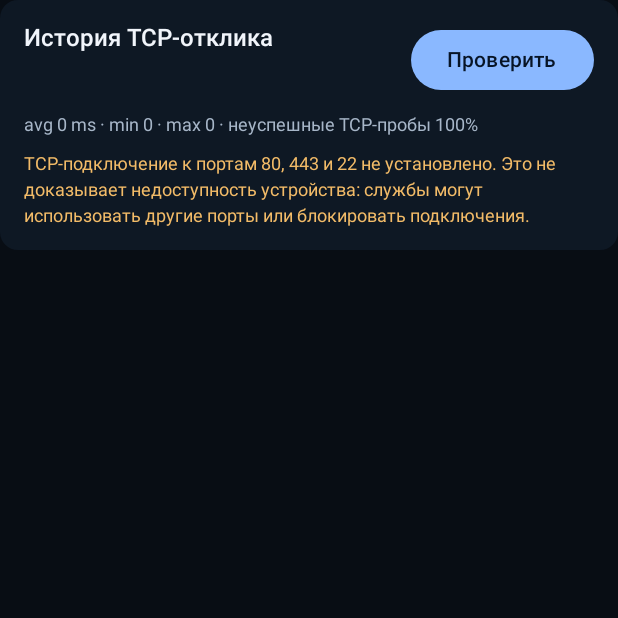
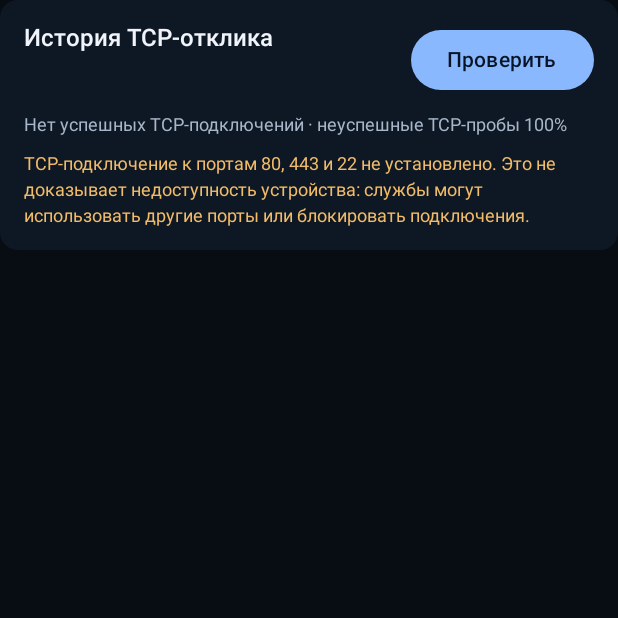
Before and after one commit to skrskr7799-design/LanGhost, an Android app built with Jetpack Compose: the composable PingHistorySection called with empty values, after a tap on "Проверить", on a phone screen of 412 x 824 dp, the top half of it. Run offline under Robolectric (Android 15) with nearby library versions, the phone set to English and light mode, and no system bars.

Commit message:
Avoid zero-latency summary when all TCP probes fail

```diff
--- a/app/src/main/java/com/langhost/ui/screens/device/PingHistorySection.kt
+++ b/app/src/main/java/com/langhost/ui/screens/device/PingHistorySection.kt
@@ -60,7 +60,7 @@ fun PingHistorySection(ip: String) {
                 Text("Запустите проверку TCP-отклика, чтобы начать историю", style = MaterialTheme.typography.bodySmall, color = TextTertiary)
             } else {
                 Text(
-                    "avg ${stats.avgMs.toInt()} ms · min ${stats.minMs} · max ${stats.maxMs} · неуспешные TCP-пробы ${stats.lossPercent.toInt()}%",
+                    if (samples.any { it.latencyMs != null }) "Среднее ${stats.avgMs.toInt()} ms · минимум ${stats.minMs} ms · максимум ${stats.maxMs} ms · неуспешные TCP-пробы ${stats.lossPercent.toInt()}%" else "Нет успешных TCP-подключений · неуспешные TCP-пробы 100%",
                     style = MaterialTheme.typography.bodySmall,
                     color = TextSecondary
                 )
```
